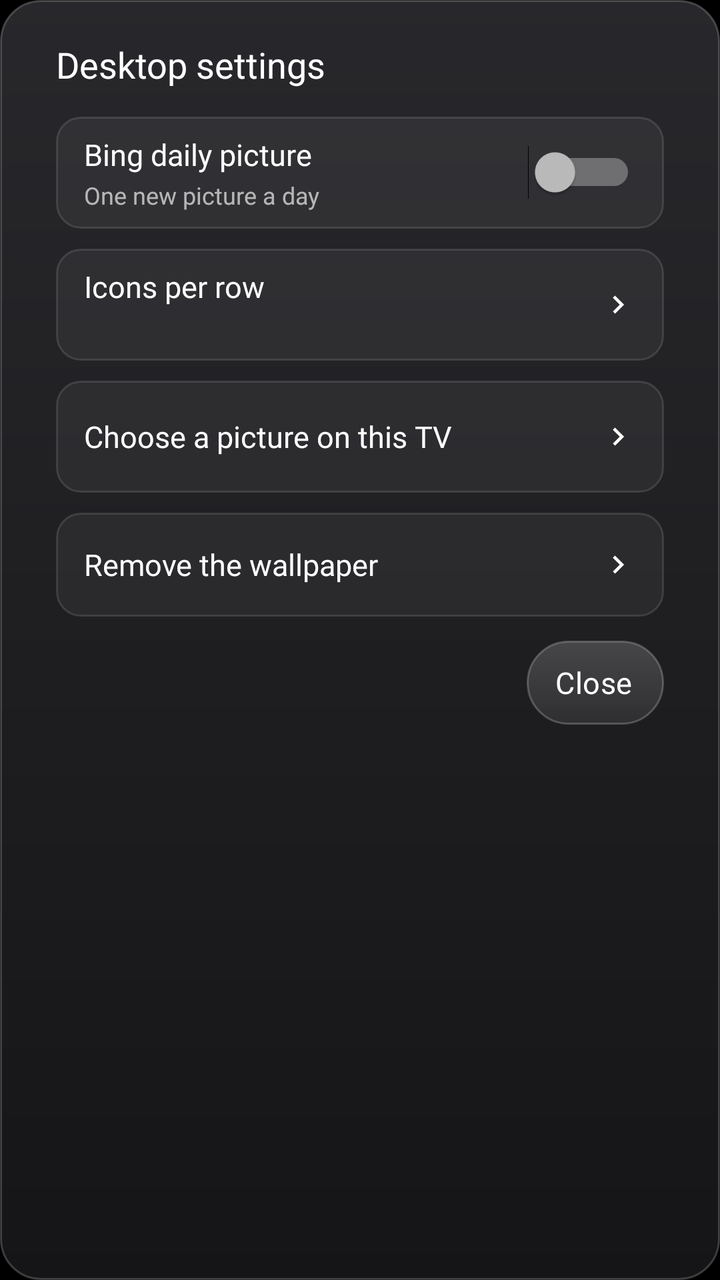
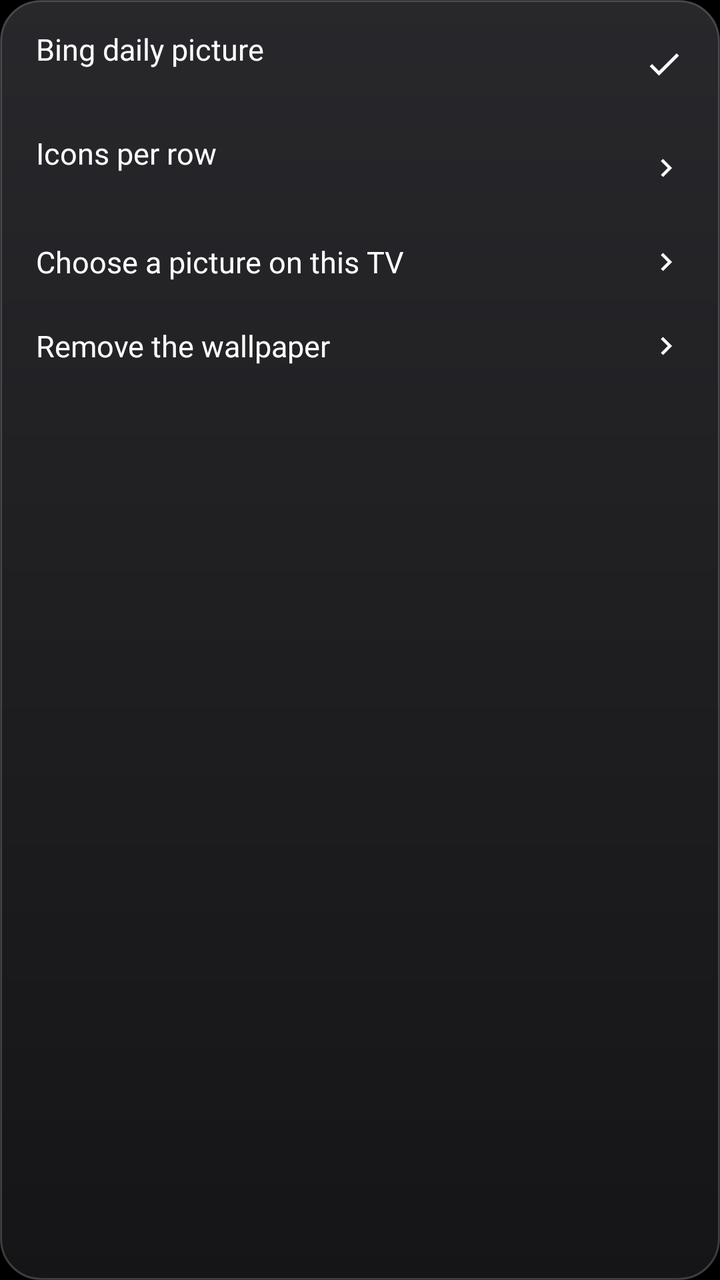

Compare the two renders of this Android layout. The source of the first and the diff that turns it into the second are given below.
<!-- AndroidManifest.xml: application theme Theme.TvHome -->
<!-- res/layout/popup_wallpaper.xml -->
<?xml version="1.0" encoding="utf-8"?>
<LinearLayout xmlns:android="http://schemas.android.com/apk/res/android"
    android:layout_width="match_parent"
    android:layout_height="match_parent"
    android:orientation="vertical"
    android:background="@drawable/glass_panel"
    android:clipChildren="false"
    android:clipToPadding="false"
    android:paddingStart="28dp"
    android:paddingEnd="28dp"
    android:paddingTop="20dp"
    android:paddingBottom="14dp">

    <TextView
        android:id="@+id/title"
        android:layout_width="wrap_content"
        android:layout_height="wrap_content"
        android:text="@string/desktop_settings"
        android:textColor="#FFFFFFFF"
        android:textSize="18sp"
        android:fontFamily="@font/outfit"
        android:fontVariationSettings="'wght' 500" />

    
    <LinearLayout
        android:id="@+id/rowBing"
        android:layout_width="match_parent"
        android:layout_height="56dp"
        android:layout_marginTop="14dp"
        android:orientation="horizontal"
        android:gravity="center_vertical"
        android:background="@drawable/panel_row_bg"
        android:paddingStart="14dp"
        android:paddingEnd="14dp"
        android:focusable="true"
        android:focusableInTouchMode="true">

        <LinearLayout
            android:layout_width="0dp"
            android:layout_height="wrap_content"
            android:layout_weight="1"
            android:orientation="vertical">

            <TextView
                android:layout_width="wrap_content"
                android:layout_height="wrap_content"
                android:text="@string/bing_daily"
                android:textColor="#FFFFFFFF"
                android:textSize="15sp"
                android:fontFamily="@font/outfit"
                android:fontVariationSettings="'wght' 400" />

            <TextView
                android:id="@+id/bingStatus"
                android:layout_width="wrap_content"
                android:layout_height="wrap_content"
                android:layout_marginTop="2dp"
                android:text="@string/bing_daily_hint"
                android:textColor="#A6FFFFFF"
                android:textSize="12sp"
                android:fontFamily="@font/outfit"
                android:fontVariationSettings="'wght' 400" />
        </LinearLayout>

        <Switch
            android:id="@+id/switchBing"
            android:layout_width="wrap_content"
            android:layout_height="wrap_content"
            android:focusable="false"
            android:clickable="false" />
    </LinearLayout>

    
    <LinearLayout
        android:id="@+id/rowColumns"
        android:layout_width="match_parent"
        android:layout_height="56dp"
        android:layout_marginTop="10dp"
        android:orientation="horizontal"
        android:gravity="center_vertical"
        android:background="@drawable/panel_row_bg"
        android:paddingStart="14dp"
        android:paddingEnd="14dp"
        android:focusable="true"
        android:focusableInTouchMode="true">

        <LinearLayout
            android:layout_width="0dp"
            android:layout_height="wrap_content"
            android:layout_weight="1"
            android:orientation="vertical">

            <TextView
                android:layout_width="wrap_content"
                android:layout_height="wrap_content"
                android:text="@string/columns_title"
                android:textColor="#FFFFFFFF"
                android:textSize="15sp"
                android:fontFamily="@font/outfit"
                android:fontVariationSettings="'wght' 400" />

            <TextView
                android:id="@+id/columnsStatus"
                android:layout_width="wrap_content"
                android:layout_height="wrap_content"
                android:layout_marginTop="2dp"
                android:textColor="#A6FFFFFF"
                android:textSize="12sp"
                android:fontFamily="@font/outfit"
                android:fontVariationSettings="'wght' 400" />
        </LinearLayout>

        <ImageView
            android:layout_width="18dp"
            android:layout_height="18dp"
            android:src="@drawable/ic_chevron" />
    </LinearLayout>

    
    <LinearLayout
        android:id="@+id/rowPick"
        android:layout_width="match_parent"
        android:layout_height="56dp"
        android:layout_marginTop="10dp"
        android:orientation="horizontal"
        android:gravity="center_vertical"
        android:background="@drawable/panel_row_bg"
        android:paddingStart="14dp"
        android:paddingEnd="14dp"
        android:focusable="true"
        android:focusableInTouchMode="true">

        <TextView
            android:layout_width="0dp"
            android:layout_height="wrap_content"
            android:layout_weight="1"
            android:text="@string/pick_wallpaper"
            android:textColor="#FFFFFFFF"
            android:textSize="15sp"
            android:fontFamily="@font/outfit"
            android:fontVariationSettings="'wght' 400" />

        <ImageView
            android:layout_width="18dp"
            android:layout_height="18dp"
            android:src="@drawable/ic_chevron" />
    </LinearLayout>

    
    <LinearLayout
        android:id="@+id/rowOff"
        android:layout_width="match_parent"
        android:layout_height="52dp"
        android:layout_marginTop="10dp"
        android:orientation="horizontal"
        android:gravity="center_vertical"
        android:background="@drawable/panel_row_bg"
        android:paddingStart="14dp"
        android:paddingEnd="14dp"
        android:focusable="true"
        android:focusableInTouchMode="true">

        <TextView
            android:layout_width="0dp"
            android:layout_height="wrap_content"
            android:layout_weight="1"
            android:text="@string/wallpaper_off"
            android:textColor="#FFFFFFFF"
            android:textSize="15sp"
            android:fontFamily="@font/outfit"
            android:fontVariationSettings="'wght' 400" />

        <ImageView
            android:layout_width="18dp"
            android:layout_height="18dp"
            android:src="@drawable/ic_chevron" />
    </LinearLayout>

    <TextView
        android:id="@+id/close"
        style="@style/TopButton"
        android:layout_gravity="end"
        android:layout_marginTop="12dp"
        android:text="@string/close" />
</LinearLayout>
<!-- resources referenced by this layout -->
<resources>
  <!-- drawable ic_chevron (drawable) -->
  <vector xmlns:android="http://schemas.android.com/apk/res/android"
      android:width="24dp"
      android:height="24dp"
      android:viewportWidth="24"
      android:viewportHeight="24"
      android:tint="#FFFFFFFF">
      <path
          android:fillColor="#FFFFFFFF"
          android:pathData="M10,6L8.59,7.41 13.17,12l-4.58,4.59L10,18l6,-6z" />
  </vector>
  <!-- drawable panel_row_bg (drawable) -->
  <?xml version="1.0" encoding="utf-8"?>
  <selector xmlns:android="http://schemas.android.com/apk/res/android">
      <item android:state_focused="true">
          <shape android:shape="rectangle">
              <solid android:color="#1FFFFFFF" />
              <stroke android:width="1.5dp" android:color="#B0FFFFFF" />
              <corners android:radius="12dp" />
          </shape>
      </item>
      <item android:state_selected="true">
          <shape android:shape="rectangle">
              <solid android:color="#1FFFFFFF" />
              <stroke android:width="1.5dp" android:color="#B0FFFFFF" />
              <corners android:radius="12dp" />
          </shape>
      </item>
      <item>
          <shape android:shape="rectangle">
              <solid android:color="#0DFFFFFF" />
              <stroke android:width="1dp" android:color="#1FFFFFFF" />
              <corners android:radius="12dp" />
          </shape>
      </item>
  </selector>
  <string name="bing_daily">Bing daily picture</string>
  <string name="bing_daily_hint">One new picture a day</string>
  <string name="close">Close</string>
  <string name="columns_title">Icons per row</string>
  <string name="desktop_settings">Desktop settings</string>
  <string name="pick_wallpaper">Choose a picture on this TV</string>
  <string name="wallpaper_off">Remove the wallpaper</string>
  <style name="TopButton">
          <item name="android:layout_width">wrap_content</item>
          <item name="android:layout_height">42dp</item>
          <item name="android:layout_marginStart">8dp</item>
          <item name="android:paddingStart">14dp</item>
          <item name="android:paddingEnd">16dp</item>
          <item name="android:gravity">center</item>
          <item name="android:background">@drawable/pill_bg</item>
          <item name="android:textColor">@drawable/pill_text</item>
          <item name="android:textSize">15sp</item>
          <item name="android:fontFamily">@font/outfit</item>
          <item name="android:fontVariationSettings">\'wght\' 500</item>
          <item name="android:letterSpacing">0.01</item>
          <item name="android:drawablePadding">9dp</item>
          <item name="android:drawableTint">@drawable/pill_text</item>
          <item name="android:focusable">true</item>
          <item name="android:clickable">true</item>
      </style>
  <style name="Theme.TvHome" parent="android:Theme.Material.NoActionBar.Fullscreen">
          <item name="android:windowBackground">@android:color/black</item>
          <item name="android:colorBackground">@android:color/black</item>
          <item name="android:windowAnimationStyle">@null</item>
      </style>
  <!-- drawable pill_bg (drawable) -->
  <?xml version="1.0" encoding="utf-8"?>
  <selector xmlns:android="http://schemas.android.com/apk/res/android">
      <item android:state_focused="true">
          <shape android:shape="rectangle">
              <solid android:color="#F5FFFFFF" />
              <corners android:radius="21dp" />
          </shape>
      </item>
      <item>
          <shape android:shape="rectangle">
              <gradient android:angle="270" android:startColor="#2EFFFFFF" android:endColor="#14FFFFFF" />
              <stroke android:width="1dp" android:color="#38FFFFFF" />
              <corners android:radius="21dp" />
          </shape>
      </item>
  </selector>
  <!-- drawable pill_text (drawable) -->
  <?xml version="1.0" encoding="utf-8"?>
  <selector xmlns:android="http://schemas.android.com/apk/res/android">
      <item android:state_focused="true" android:color="#FF111111" />
      <item android:color="#FFFFFFFF" />
  </selector>
  <!-- unchanged entries left out for length: 1 -->
</resources>

<!-- the commit's change to res/layout/popup_wallpaper.xml (unified diff, before → after) -->
@@ -1,37 +1,22 @@
 <?xml version="1.0" encoding="utf-8"?>
 <LinearLayout xmlns:android="http://schemas.android.com/apk/res/android"
     android:layout_width="match_parent"
-    android:layout_height="match_parent"
+    android:layout_height="wrap_content"
     android:orientation="vertical"
     android:background="@drawable/glass_panel"
-    android:clipChildren="false"
-    android:clipToPadding="false"
-    android:paddingStart="28dp"
-    android:paddingEnd="28dp"
-    android:paddingTop="20dp"
-    android:paddingBottom="14dp">
-
-    <TextView
-        android:id="@+id/title"
-        android:layout_width="wrap_content"
-        android:layout_height="wrap_content"
-        android:text="@string/desktop_settings"
-        android:textColor="#FFFFFFFF"
-        android:textSize="18sp"
-        android:fontFamily="@font/outfit"
-        android:fontVariationSettings="'wght' 500" />
+    android:padding="6dp"
+    android:elevation="12dp">
 
     
     <LinearLayout
         android:id="@+id/rowBing"
         android:layout_width="match_parent"
-        android:layout_height="56dp"
-        android:layout_marginTop="14dp"
+        android:layout_height="52dp"
         android:orientation="horizontal"
         android:gravity="center_vertical"
-        android:background="@drawable/panel_row_bg"
-        android:paddingStart="14dp"
-        android:paddingEnd="14dp"
+        android:background="@drawable/input_row_bg"
+        android:paddingStart="12dp"
+        android:paddingEnd="12dp"
         android:focusable="true"
         android:focusableInTouchMode="true">
 
@@ -39,48 +24,50 @@
             android:layout_width="0dp"
             android:layout_height="wrap_content"
             android:layout_weight="1"
-            android:orientation="vertical">
+            android:orientation="vertical"
+            android:duplicateParentState="true">
 
             <TextView
                 android:layout_width="wrap_content"
                 android:layout_height="wrap_content"
                 android:text="@string/bing_daily"
-                android:textColor="#FFFFFFFF"
+                android:textColor="@drawable/pill_text"
+                android:duplicateParentState="true"
                 android:textSize="15sp"
                 android:fontFamily="@font/outfit"
-                android:fontVariationSettings="'wght' 400" />
+                android:fontVariationSettings="'wght' 500" />
 
             <TextView
                 android:id="@+id/bingStatus"
                 android:layout_width="wrap_content"
                 android:layout_height="wrap_content"
-                android:layout_marginTop="2dp"
-                android:text="@string/bing_daily_hint"
-                android:textColor="#A6FFFFFF"
-                android:textSize="12sp"
+                android:textColor="@drawable/pill_text_dim"
+                android:duplicateParentState="true"
+                android:textSize="11sp"
                 android:fontFamily="@font/outfit"
                 android:fontVariationSettings="'wght' 400" />
         </LinearLayout>
 
-        <Switch
-            android:id="@+id/switchBing"
-            android:layout_width="wrap_content"
-            android:layout_height="wrap_content"
-            android:focusable="false"
-            android:clickable="false" />
+        <ImageView
+            android:id="@+id/bingTick"
+            android:layout_width="20dp"
+            android:layout_height="20dp"
+            android:src="@drawable/ic_tick"
+            android:tint="@drawable/pill_text"
+            android:duplicateParentState="true"
+            android:contentDescription="@null" />
     </LinearLayout>
 
     
     <LinearLayout
         android:id="@+id/rowColumns"
         android:layout_width="match_parent"
-        android:layout_height="56dp"
-        android:layout_marginTop="10dp"
+        android:layout_height="52dp"
         android:orientation="horizontal"
         android:gravity="center_vertical"
-        android:background="@drawable/panel_row_bg"
-        android:paddingStart="14dp"
-        android:paddingEnd="14dp"
+        android:background="@drawable/input_row_bg"
+        android:paddingStart="12dp"
+        android:paddingEnd="12dp"
         android:focusable="true"
         android:focusableInTouchMode="true">
 
@@ -88,24 +75,26 @@
             android:layout_width="0dp"
             android:layout_height="wrap_content"
             android:layout_weight="1"
-            android:orientation="vertical">
+            android:orientation="vertical"
+            android:duplicateParentState="true">
 
             <TextView
                 android:layout_width="wrap_content"
                 android:layout_height="wrap_content"
                 android:text="@string/columns_title"
-                android:textColor="#FFFFFFFF"
+                android:textColor="@drawable/pill_text"
+                android:duplicateParentState="true"
                 android:textSize="15sp"
                 android:fontFamily="@font/outfit"
-                android:fontVariationSettings="'wght' 400" />
+                android:fontVariationSettings="'wght' 500" />
 
             <TextView
                 android:id="@+id/columnsStatus"
                 android:layout_width="wrap_content"
                 android:layout_height="wrap_content"
-                android:layout_marginTop="2dp"
-                android:textColor="#A6FFFFFF"
-                android:textSize="12sp"
+                android:textColor="@drawable/pill_text_dim"
+                android:duplicateParentState="true"
+                android:textSize="11sp"
                 android:fontFamily="@font/outfit"
                 android:fontVariationSettings="'wght' 400" />
         </LinearLayout>
@@ -113,20 +102,22 @@
         <ImageView
             android:layout_width="18dp"
             android:layout_height="18dp"
-            android:src="@drawable/ic_chevron" />
+            android:src="@drawable/ic_chevron"
+            android:tint="@drawable/pill_text"
+            android:duplicateParentState="true"
+            android:contentDescription="@null" />
     </LinearLayout>
 
     
     <LinearLayout
         android:id="@+id/rowPick"
         android:layout_width="match_parent"
-        android:layout_height="56dp"
-        android:layout_marginTop="10dp"
+        android:layout_height="42dp"
         android:orientation="horizontal"
         android:gravity="center_vertical"
-        android:background="@drawable/panel_row_bg"
-        android:paddingStart="14dp"
-        android:paddingEnd="14dp"
+        android:background="@drawable/input_row_bg"
+        android:paddingStart="12dp"
+        android:paddingEnd="12dp"
         android:focusable="true"
         android:focusableInTouchMode="true">
 
@@ -135,28 +126,31 @@
             android:layout_height="wrap_content"
             android:layout_weight="1"
             android:text="@string/pick_wallpaper"
-            android:textColor="#FFFFFFFF"
+            android:textColor="@drawable/pill_text"
+            android:duplicateParentState="true"
             android:textSize="15sp"
             android:fontFamily="@font/outfit"
-            android:fontVariationSettings="'wght' 400" />
+            android:fontVariationSettings="'wght' 500" />
 
         <ImageView
             android:layout_width="18dp"
             android:layout_height="18dp"
-            android:src="@drawable/ic_chevron" />
+            android:src="@drawable/ic_chevron"
+            android:tint="@drawable/pill_text"
+            android:duplicateParentState="true"
+            android:contentDescription="@null" />
     </LinearLayout>
 
     
     <LinearLayout
         android:id="@+id/rowOff"
         android:layout_width="match_parent"
-        android:layout_height="52dp"
-        android:layout_marginTop="10dp"
+        android:layout_height="42dp"
         android:orientation="horizontal"
         android:gravity="center_vertical"
-        android:background="@drawable/panel_row_bg"
-        android:paddingStart="14dp"
-        android:paddingEnd="14dp"
+        android:background="@drawable/input_row_bg"
+        android:paddingStart="12dp"
+        android:paddingEnd="12dp"
         android:focusable="true"
         android:focusableInTouchMode="true">
 
@@ -165,21 +159,18 @@
             android:layout_height="wrap_content"
             android:layout_weight="1"
             android:text="@string/wallpaper_off"
-            android:textColor="#FFFFFFFF"
+            android:textColor="@drawable/pill_text"
+            android:duplicateParentState="true"
             android:textSize="15sp"
             android:fontFamily="@font/outfit"
-            android:fontVariationSettings="'wght' 400" />
+            android:fontVariationSettings="'wght' 500" />
 
         <ImageView
             android:layout_width="18dp"
             android:layout_height="18dp"
-            android:src="@drawable/ic_chevron" />
+            android:src="@drawable/ic_chevron"
+            android:tint="@drawable/pill_text"
+            android:duplicateParentState="true"
+            android:contentDescription="@null" />
     </LinearLayout>
-
-    <TextView
-        android:id="@+id/close"
-        style="@style/TopButton"
-        android:layout_gravity="end"
-        android:layout_marginTop="12dp"
-        android:text="@string/close" />
 </LinearLayout>
<!-- resource entries referenced after the edit -->
@@ -11,84 +11,54 @@
           android:fillColor="#FFFFFFFF"
           android:pathData="M10,6L8.59,7.41 13.17,12l-4.58,4.59L10,18l6,-6z" />
   </vector>
-  <!-- drawable panel_row_bg (drawable) -->
+  <!-- drawable ic_tick (drawable) -->
+  <vector xmlns:android="http://schemas.android.com/apk/res/android"
+      android:width="24dp"
+      android:height="24dp"
+      android:viewportWidth="24"
+      android:viewportHeight="24"
+      android:tint="#FFFFFFFF">
+      <path
+          android:fillColor="#FFFFFFFF"
+          android:pathData="M9,16.17L4.83,12l-1.42,1.41L9,19 21,7l-1.41,-1.41z" />
+  </vector>
+  <!-- drawable input_row_bg (drawable) -->
   <?xml version="1.0" encoding="utf-8"?>
   <selector xmlns:android="http://schemas.android.com/apk/res/android">
       <item android:state_focused="true">
           <shape android:shape="rectangle">
-              <solid android:color="#1FFFFFFF" />
-              <stroke android:width="1.5dp" android:color="#B0FFFFFF" />
-              <corners android:radius="12dp" />
-          </shape>
-      </item>
-      <item android:state_selected="true">
-          <shape android:shape="rectangle">
-              <solid android:color="#1FFFFFFF" />
-              <stroke android:width="1.5dp" android:color="#B0FFFFFF" />
-              <corners android:radius="12dp" />
+              <solid android:color="#F5FFFFFF" />
+              <corners android:radius="13dp" />
           </shape>
       </item>
       <item>
           <shape android:shape="rectangle">
-              <solid android:color="#0DFFFFFF" />
-              <stroke android:width="1dp" android:color="#1FFFFFFF" />
-              <corners android:radius="12dp" />
+              <solid android:color="#00000000" />
+              <corners android:radius="13dp" />
           </shape>
       </item>
   </selector>
   <string name="bing_daily">Bing daily picture</string>
-  <string name="bing_daily_hint">One new picture a day</string>
-  <string name="close">Close</string>
   <string name="columns_title">Icons per row</string>
-  <string name="desktop_settings">Desktop settings</string>
   <string name="pick_wallpaper">Choose a picture on this TV</string>
   <string name="wallpaper_off">Remove the wallpaper</string>
-  <style name="TopButton">
-          <item name="android:layout_width">wrap_content</item>
-          <item name="android:layout_height">42dp</item>
-          <item name="android:layout_marginStart">8dp</item>
-          <item name="android:paddingStart">14dp</item>
-          <item name="android:paddingEnd">16dp</item>
-          <item name="android:gravity">center</item>
-          <item name="android:background">@drawable/pill_bg</item>
-          <item name="android:textColor">@drawable/pill_text</item>
-          <item name="android:textSize">15sp</item>
-          <item name="android:fontFamily">@font/outfit</item>
-          <item name="android:fontVariationSettings">\'wght\' 500</item>
-          <item name="android:letterSpacing">0.01</item>
-          <item name="android:drawablePadding">9dp</item>
-          <item name="android:drawableTint">@drawable/pill_text</item>
-          <item name="android:focusable">true</item>
-          <item name="android:clickable">true</item>
-      </style>
   <style name="Theme.TvHome" parent="android:Theme.Material.NoActionBar.Fullscreen">
           <item name="android:windowBackground">@android:color/black</item>
           <item name="android:colorBackground">@android:color/black</item>
           <item name="android:windowAnimationStyle">@null</item>
       </style>
-  <!-- drawable pill_bg (drawable) -->
-  <?xml version="1.0" encoding="utf-8"?>
-  <selector xmlns:android="http://schemas.android.com/apk/res/android">
-      <item android:state_focused="true">
-          <shape android:shape="rectangle">
-              <solid android:color="#F5FFFFFF" />
-              <corners android:radius="21dp" />
-          </shape>
-      </item>
-      <item>
-          <shape android:shape="rectangle">
-              <gradient android:angle="270" android:startColor="#2EFFFFFF" android:endColor="#14FFFFFF" />
-              <stroke android:width="1dp" android:color="#38FFFFFF" />
-              <corners android:radius="21dp" />
-          </shape>
-      </item>
-  </selector>
   <!-- drawable pill_text (drawable) -->
   <?xml version="1.0" encoding="utf-8"?>
   <selector xmlns:android="http://schemas.android.com/apk/res/android">
       <item android:state_focused="true" android:color="#FF111111" />
       <item android:color="#FFFFFFFF" />
   </selector>
+  <!-- drawable pill_text_dim (drawable) -->
+  <?xml version="1.0" encoding="utf-8"?>
+  <selector xmlns:android="http://schemas.android.com/apk/res/android">
+      <item android:state_focused="true" android:color="#99111111" />
+      <item android:color="#73FFFFFF" />
+  </selector>
   <!-- unchanged entries left out for length: 1 -->
 </resources>
 
